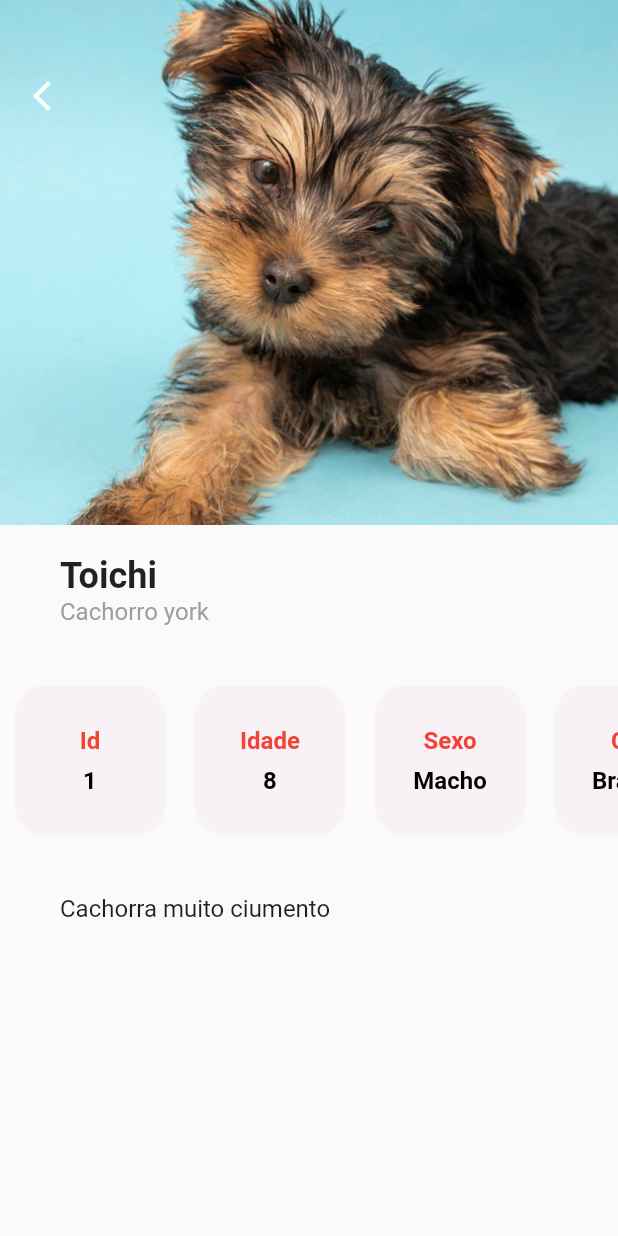
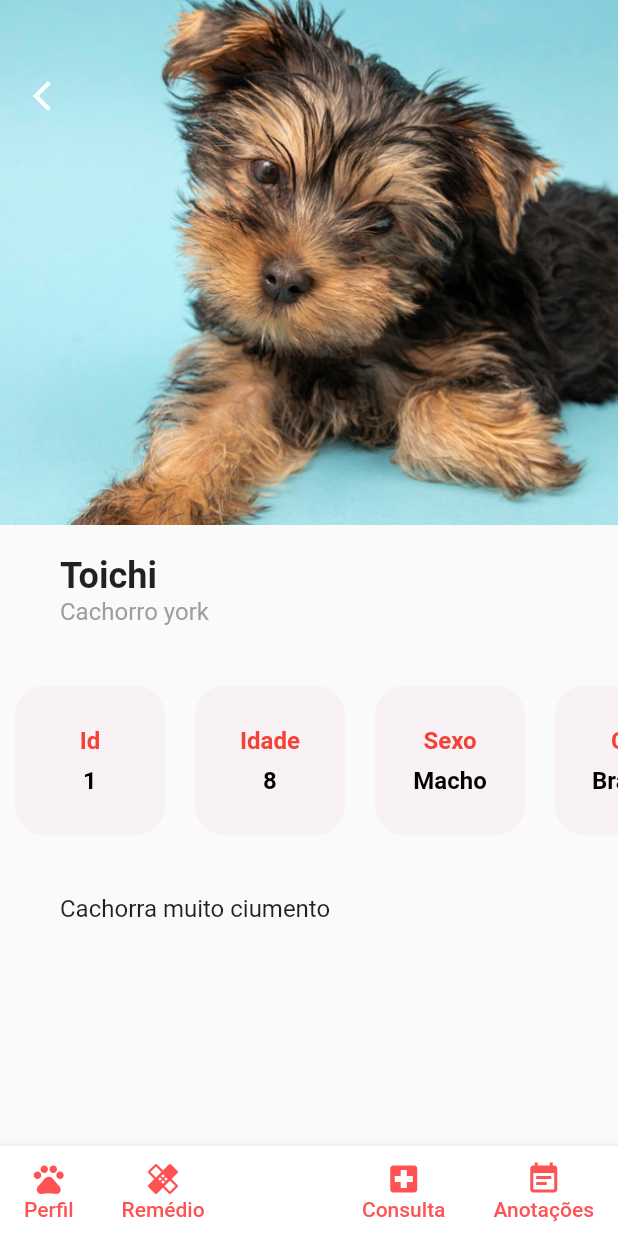
Before and after one commit to tiagoiwamoto/lifepet_app, a Flutter app: the screen it shows after launch, after a tap on "Toichi", on a phone screen of 412 x 824 dp. Run offline on Flutter 3.47's test engine with Material 2 defaults, Android fonts, the phone set to English and light mode, and no system bars; Roboto replaces fonts that are missing (Montserrat).

Commit message:
Adicionando navbar personalizada

```diff
--- a/lib/screens/pet/perfil_pet_screen.dart
+++ b/lib/screens/pet/perfil_pet_screen.dart
@@ -1,5 +1,6 @@
 import 'package:flutter/material.dart';
 import 'package:lifepet_app/models/pet_model.dart';
+import 'package:lifepet_app/widgets/custom_navbar.dart';
 
 class PerfilPetScreen extends StatelessWidget {
 
@@ -140,6 +141,7 @@ class PerfilPetScreen extends StatelessWidget {
           ],
         ),
       ),
+      bottomNavigationBar: CustomNavbar(),
     );
   }
 }
--- /dev/null
+++ b/lib/widgets/custom_navbar.dart
@@ -0,0 +1,108 @@
+import 'package:flutter/material.dart';
+
+class CustomNavbar extends StatefulWidget {
+  @override
+  _CustomNavbarState createState() => _CustomNavbarState();
+}
+
+class _CustomNavbarState extends State<CustomNavbar> {
+  @override
+  Widget build(BuildContext context) {
+    return BottomAppBar(
+      child: Container(
+        height: 60,
+        child: Row(
+          mainAxisAlignment: MainAxisAlignment.spaceBetween,
+          children: [
+            Row(
+              crossAxisAlignment: CrossAxisAlignment.start,
+              children: [
+                MaterialButton(
+                  minWidth: 40,
+                  onPressed: () {},
+                  child: Column(
+                    mainAxisAlignment: MainAxisAlignment.center,
+                    children: [
+                      Icon(
+                        Icons.pets,
+                        color: Colors.redAccent,
+                      ),
+                      Text(
+                        "Perfil",
+                        style: TextStyle(
+                          color: Colors.redAccent
+                        ),
+                      )
+                    ],
+                  ),
+                ),
+                MaterialButton(
+                  minWidth: 40,
+                  onPressed: () {},
+                  child: Column(
+                    mainAxisAlignment: MainAxisAlignment.center,
+                    children: [
+                      Icon(
+                        Icons.healing,
+                        color: Colors.redAccent,
+                      ),
+                      Text(
+                        "Remédio",
+                        style: TextStyle(
+                            color: Colors.redAccent
+                        ),
+                      )
+                    ],
+                  ),
+                )
+              ],
+            ),
+            Row(
+              crossAxisAlignment: CrossAxisAlignment.start,
+              children: [
+                MaterialButton(
+                  minWidth: 40,
+                  onPressed: () {},
+                  child: Column(
+                    mainAxisAlignment: MainAxisAlignment.center,
+                    children: [
+                      Icon(
+                        Icons.local_hospital,
+                        color: Colors.redAccent,
+                      ),
+                      Text(
+                        "Consulta",
+                        style: TextStyle(
+                          color: Colors.redAccent
+                        ),
+                      )
+                    ],
+                  ),
+                ),
+                MaterialButton(
+                  minWidth: 40,
+                  onPressed: () {},
+                  child: Column(
+                    mainAxisAlignment: MainAxisAlignment.center,
+                    children: [
+                      Icon(
+                        Icons.event_note,
+                        color: Colors.redAccent,
+                      ),
+                      Text(
+                        "Anotações",
+                        style: TextStyle(
+                            color: Colors.redAccent
+                        ),
+                      )
+                    ],
+                  ),
+                )
+              ],
+            )
+          ],
+        ),
+      ),
+    );
+  }
+}
```
